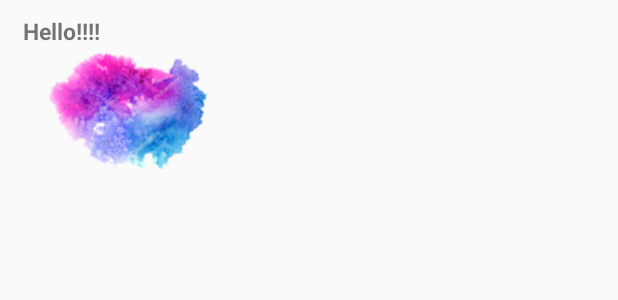
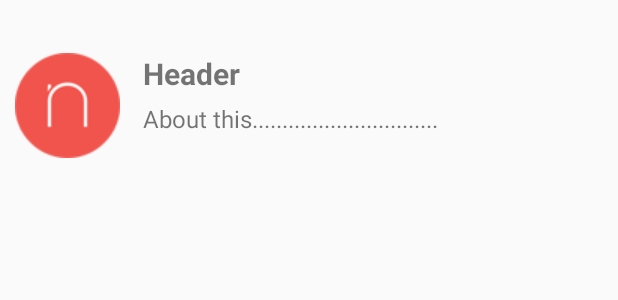
Before and after one commit to chinatip/Poly, an Android app: the layout article_list.xml on its own in the app's theme, with its tools: preview values and no code run, on a phone screen of 412 x 824 dp. Shown: the top 300 px of the screen. Run offline under Robolectric (Android 15) with nearby library versions, the phone set to English and light mode, and no system bars.

Commit message:
fix article list

```diff
--- a/app/src/main/AndroidManifest.xml
+++ b/app/src/main/AndroidManifest.xml
@@ -22,7 +22,8 @@
         <activity
             android:name=".activities.pages.WriteAnArticle"
             android:label=""
-            android:theme="@style/AppTheme"></activity>
+            android:theme="@style/AppTheme" />
+        <activity android:name=".activities.Article"></activity>
     </application>
 
 </manifest>
--- a/app/src/main/java/com/example/asus/blog/activities/pages/Timeline.java
+++ b/app/src/main/java/com/example/asus/blog/activities/pages/Timeline.java
@@ -56,7 +56,8 @@ public class Timeline extends Fragment {
 
             @Override
             public void onItemClick(AdapterView<?> parent, View view, int i, long l) {
-                Intent intent = new Intent(getActivity(), null);
+                Intent intent = new Intent(getActivity(), Article.class );
+                intent.putExtra("article", articles.get(i));
                 startActivity(intent);
             }
 
--- a/app/src/main/java/com/example/asus/blog/activities/pages/WriteAnArticle.java
+++ b/app/src/main/java/com/example/asus/blog/activities/pages/WriteAnArticle.java
@@ -54,6 +54,7 @@ public class WriteAnArticle extends AppCompatActivity {
         toolbar.setNavigationOnClickListener(new View.OnClickListener() {
             @Override
             public void onClick(View v) {
+                Timeline.update();
                 finish();
             }
         });
--- a/app/src/main/res/layout/activity_article.xml
+++ b/app/src/main/res/layout/activity_article.xml
@@ -7,6 +7,6 @@
     android:paddingLeft="@dimen/activity_horizontal_margin"
     android:paddingRight="@dimen/activity_horizontal_margin"
     android:paddingTop="@dimen/activity_vertical_margin"
-    tools:context=".activities.ArticleActivity">
+    tools:context="com.example.asus.blog.activities.Article">
 
 </RelativeLayout>
--- a/app/src/main/res/layout/activity_timeline.xml
+++ b/app/src/main/res/layout/activity_timeline.xml
@@ -8,10 +8,9 @@
         android:layout_width="wrap_content"
         android:layout_height="wrap_content"
         android:id="@+id/listView"
-        android:layout_alignParentTop="true"
         android:layout_alignParentLeft="true"
         android:layout_alignParentStart="true"
-        android:layout_marginTop="124dp" />
+        android:layout_below="@+id/writeButton" />
 
     <Button
         android:layout_width="wrap_content"
@@ -20,6 +19,5 @@
         android:id="@+id/writeButton"
         android:layout_alignParentTop="true"
         android:layout_alignParentLeft="true"
-        android:layout_alignParentStart="true"
-        android:layout_marginTop="38dp" />
+        android:layout_alignParentStart="true" />
 </RelativeLayout>
--- a/app/src/main/res/layout/article_list.xml
+++ b/app/src/main/res/layout/article_list.xml
@@ -10,27 +10,41 @@
     <RelativeLayout
         android:layout_width="363dp"
         android:layout_height="53dp"
-        android:layout_weight="0.10">
+        android:layout_weight="0.09">
 
         <TextView
             android:layout_width="wrap_content"
             android:layout_height="wrap_content"
             android:id="@+id/header"
-            android:text="Hello!!!!"
-            android:textSize="15dp"
+            android:text="Header"
+            android:textSize="20dp"
             android:paddingLeft="5dp"
             android:textStyle="bold"
-            android:layout_alignParentTop="true"
-            android:layout_alignParentLeft="true"
-            android:layout_alignParentStart="true" />
+            android:layout_alignTop="@+id/imageView"
+            android:layout_toRightOf="@+id/imageView"
+            android:layout_toEndOf="@+id/imageView"
+            android:layout_marginLeft="10dp" />
 
         <ImageView
             android:layout_width="wrap_content"
             android:layout_height="wrap_content"
+            android:src="@drawable/icon2"
             android:layout_centerVertical="true"
             android:layout_alignParentLeft="true"
             android:layout_alignParentStart="true"
-            android:src="@drawable/icon" />
+            android:id="@+id/imageView" />
+
+        <TextView
+            android:layout_width="wrap_content"
+            android:layout_height="wrap_content"
+            android:id="@+id/description"
+            android:text="About this..............................."
+            android:textSize="16dp"
+            android:paddingLeft="5dp"
+            android:layout_below="@+id/header"
+            android:layout_alignLeft="@+id/header"
+            android:layout_alignStart="@+id/header"
+            android:layout_marginTop="5dp" />
     </RelativeLayout>
 
 </LinearLayout>
```
Also changed, not shown: app/src/main/java/com/example/asus/blog/activities/Article.java (added, +15 -0 lines), app/src/main/java/com/example/asus/blog/adapters/ArticleAdapter.java (+3 -7 lines), app/src/main/res/drawable/icon2.png (added).
